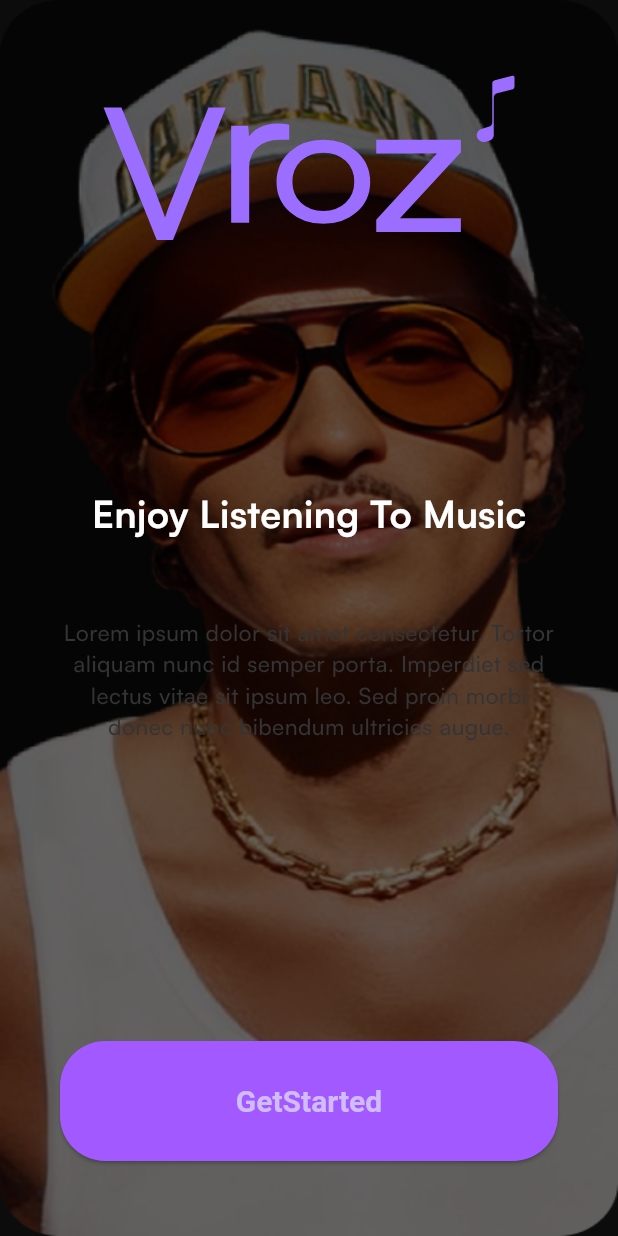
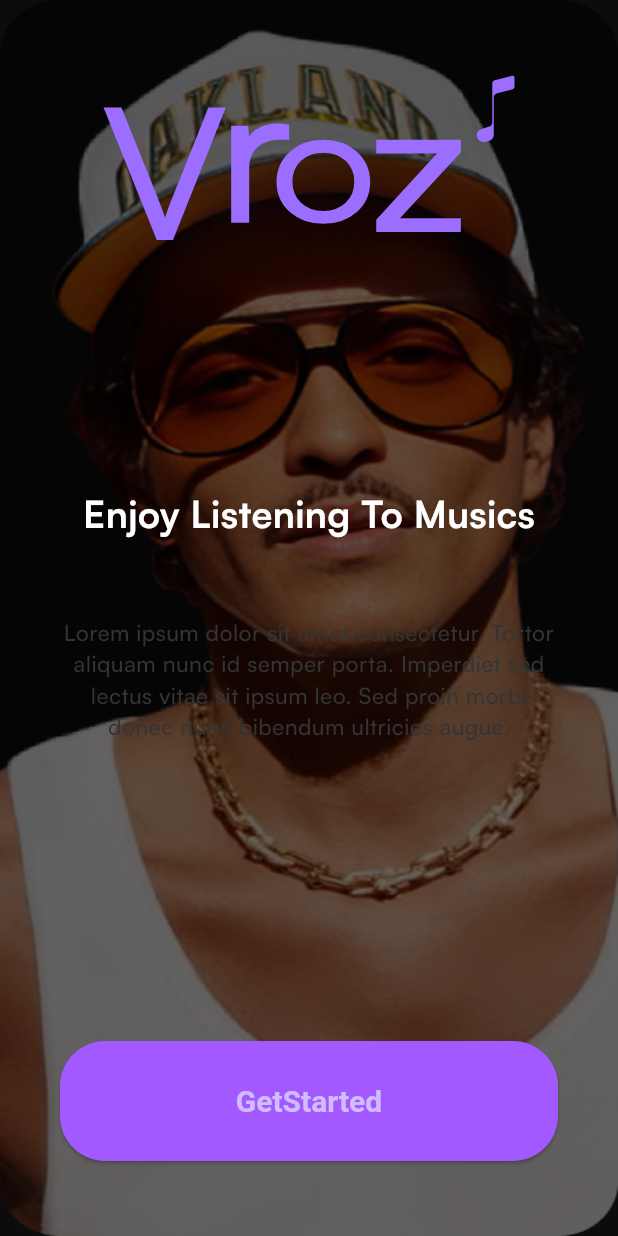
Before and after one commit to GowthamBabu25/Vroz, a Flutter app: the screen it shows after launch, on a phone screen of 412 x 824 dp. Run offline on Flutter 3.47's test engine with Material 3 defaults, Android fonts, the phone set to English and light mode, and no system bars; our stand-ins replace flutter_svg.

Commit message:
Second commit

```diff
--- a/lib/presentation/intro/pages/get_started.dart
+++ b/lib/presentation/intro/pages/get_started.dart
@@ -35,7 +35,7 @@ class GetStarted extends StatelessWidget {
                 ),
                 Spacer(),
                 Text(
-                  'Enjoy Listening To Music',
+                  'Enjoy Listening To Musics',
                   style: TextStyle(
                     fontWeight: FontWeight.bold,
                     color: Colors.white,
```
